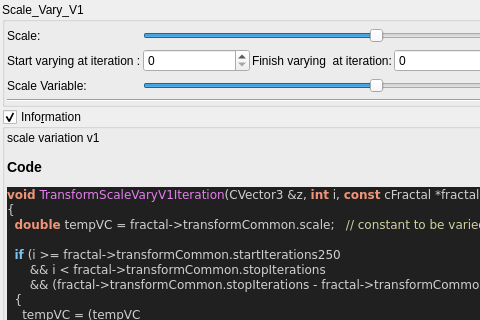
Old version of the form mandelbulber2/qt_data/fractal_transf_scale_varyV1.ui in the repository buddhi1980/mandelbulber2; both pictures show x 0 to 480 and y 0 to 320 of the 725 by 574 pixel window.
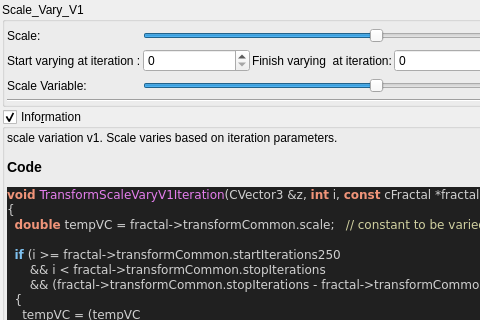
New version of the form. Custom widgets are drawn as their Qt base class.

Patch:
```diff
--- a/mandelbulber2/qt_data/fractal_transf_scale_varyV1.ui
+++ b/mandelbulber2/qt_data/fractal_transf_scale_varyV1.ui
@@ -270,7 +270,7 @@
       <item>
        <widget class="QLabel" name="label_code_content">
         <property name="text">
-         <string>&lt;p&gt;scale variation v1&lt;/p&gt;&lt;table&gt;
+         <string>&lt;p&gt;scale variation v1. Scale varies based on iteration parameters.&lt;/p&gt;&lt;table&gt;
 &lt;/table&gt;
 &lt;h3&gt;Code&lt;/h3&gt;
 &lt;!DOCTYPE HTML PUBLIC &quot;-//W3C//DTD HTML 4.0 Transitional//EN&quot;&gt;
```
